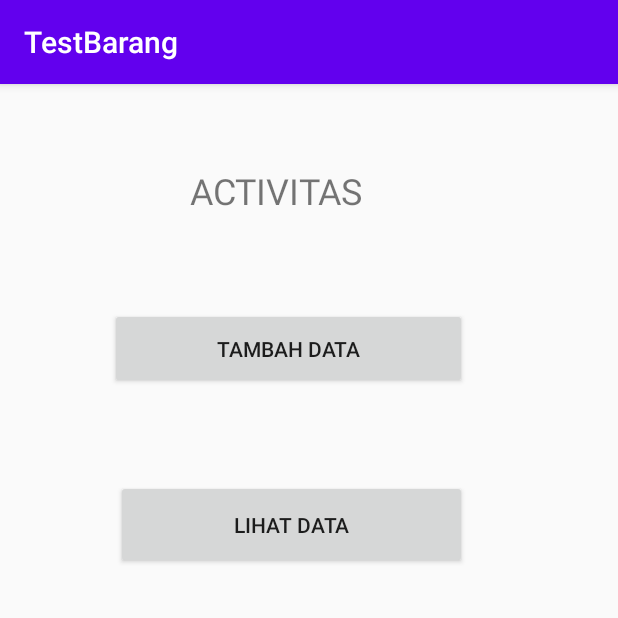
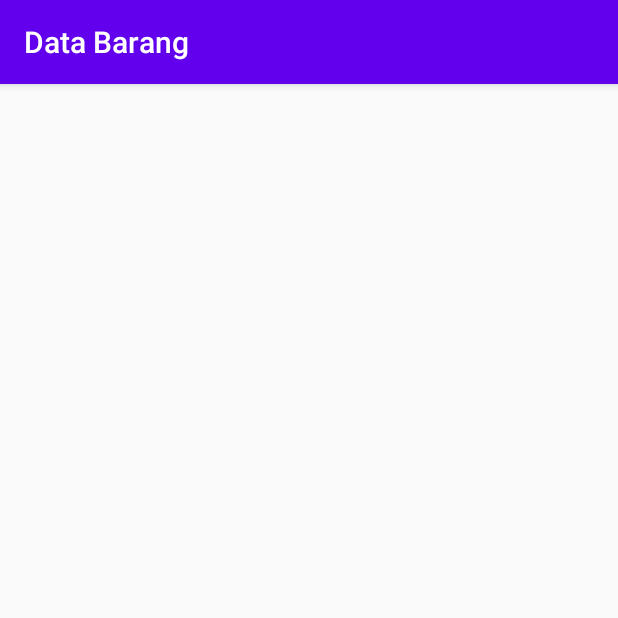
Before and after one commit to nurfajarismail/TestBarang, an Android app: the screen it shows after launch (MainActivity before the commit, LihatBarang after it), after a tap on "LIHAT DATA", on a phone screen of 412 x 824 dp, the top half of it. Run offline under Robolectric (Android 15) with nearby library versions, the phone set to English and light mode, and no system bars; our stand-ins replace Firebase (no records; nobody signed in at launch, a user with empty details on screens opened directly).

Commit message:
penambahan lihat data

```diff
--- a/app/build.gradle
+++ b/app/build.gradle
@@ -41,4 +41,5 @@ dependencies {
     implementation 'androidx.multidex:multidex:2.0.1'
     implementation 'androidx.appcompat:appcompat:1.1.0'
     implementation 'androidx.constraintlayout:constraintlayout:1.1.3'
+    implementation 'androidx.recyclerview:recyclerview:1.0.0'
 }
--- /dev/null
+++ b/app/src/main/java/com/example/testbarang/AdapterLihatBarang.java
@@ -0,0 +1,84 @@
+package com.example.testbarang;
+
+import android.view.LayoutInflater;
+import android.view.View;
+import android.view.ViewGroup;
+import android.widget.TextView;
+import android.content.Context;
+import java.util.ArrayList;
+import androidx.recyclerview.widget.RecyclerView;
+
+public class AdapterLihatBarang extends
+        RecyclerView.Adapter<AdapterLihatBarang.ViewHolder> {
+    private ArrayList<Barang> daftarBarang;
+    private Context context;
+
+    public AdapterLihatBarang(ArrayList<Barang> barangs, Context ctx) {
+        /**
+         * Inisiasi data dan variabel yang akan digunakan
+         */
+        daftarBarang = barangs;
+        context = ctx;
+    }
+
+    class ViewHolder extends RecyclerView.ViewHolder {
+        /**
+         * Inisiasi View
+         * Disini kita hanya menggunakan data String untuk tiap item
+         * dan juga view nya hanyalah satu TextView
+         */
+        TextView tvTitle;
+
+        ViewHolder(View v) {
+            super(v);
+            tvTitle = (TextView) v.findViewById(R.id.tv_namabarang);
+        }
+    }
+
+    @Override
+    public ViewHolder onCreateViewHolder(ViewGroup parent, int viewType) {
+        /**
+         * Inisiasi ViewHolder
+         */
+        View v =
+                LayoutInflater.from(parent.getContext()).inflate(R.layout.item_barang, parent,
+                        false);
+        // mengeset ukuran view, margin, padding, dan parameter layout lainnya
+        ViewHolder vh = new ViewHolder(v);
+        return vh;
+    }
+
+    @Override
+    public void onBindViewHolder(ViewHolder holder, final int position) {
+        /**
+         * Menampilkan data pada view
+         */
+        final String name = daftarBarang.get(position).getNama();
+        holder.tvTitle.setOnClickListener(new View.OnClickListener() {
+            @Override
+            public void onClick(View view) {
+                /**
+                 * untuk latihan Selanjutnya , jika ingin membaca detail data
+                 */
+            }
+        });
+        holder.tvTitle.setOnLongClickListener(new View.OnLongClickListener() {
+            @Override
+            public boolean onLongClick(View view) {
+                /**
+                 * untuk latihan Selanjutnya ,fungsi Delete dan Update data
+                 */
+                return true;
+            }
+        });
+        holder.tvTitle.setText(name);
+    }
+
+    @Override
+    public int getItemCount() {
+        /**
+         * Mengembalikan jumlah item pada barang
+         */
+        return daftarBarang.size();
+    }
+}
--- /dev/null
+++ b/app/src/main/java/com/example/testbarang/LihatBarang.java
@@ -0,0 +1,87 @@
+package com.example.testbarang;
+
+import androidx.appcompat.app.AppCompatActivity;
+import androidx.annotation.NonNull;
+import androidx.appcompat.app.AppCompatActivity;
+import androidx.recyclerview.widget.LinearLayoutManager;
+import androidx.recyclerview.widget.RecyclerView;
+import android.app.Activity;
+import android.content.Intent;
+import android.os.Bundle;
+import com.google.firebase.database.DataSnapshot;
+import com.google.firebase.database.DatabaseError;
+import com.google.firebase.database.DatabaseReference;
+import com.google.firebase.database.FirebaseDatabase;
+import com.google.firebase.database.ValueEventListener;
+import java.util.ArrayList;
+
+import android.os.Bundle;
+public class LihatBarang extends AppCompatActivity {
+    /**
+     * Mendefinisikan variable yang akan dipakai
+     */
+    private DatabaseReference database;
+    private RecyclerView rvView;
+    private RecyclerView.Adapter adapter;
+    private RecyclerView.LayoutManager layoutManager;
+    private ArrayList<Barang> daftarBarang;
+    @Override
+    protected void onCreate(Bundle savedInstanceState) {
+        super.onCreate(savedInstanceState);
+        setContentView(R.layout.activity_lihat_barang);
+        /* Inisialisasi RecyclerView & komponennya
+         */
+        rvView = (RecyclerView) findViewById(R.id.rv_main);
+        rvView.setHasFixedSize(true);
+        layoutManager = new LinearLayoutManager(this);
+        rvView.setLayoutManager(layoutManager);
+        /**
+         * Inisialisasi dan mengambil Firebase Database Reference
+         */
+        database = FirebaseDatabase.getInstance().getReference();
+        /**
+         * Mengambil data barang dari Firebase Realtime DB
+         */
+        database.child("Barang").addValueEventListener(new ValueEventListener() {
+            @Override
+            public void onDataChange(@NonNull DataSnapshot dataSnapshot) {
+                /**
+                 * Saat ada data baru, masukkan datanya ke ArrayList
+                 */
+                daftarBarang = new ArrayList<>();
+                for (DataSnapshot noteDataSnapshot :
+                        dataSnapshot.getChildren()) {
+                    /**
+                     * Mapping data pada DataSnapshot ke dalam object Barang
+                     * Dan juga menyimpan primary key pada object Barang
+                     * untuk keperluan Edit dan Delete data
+                     */
+                    Barang barang = noteDataSnapshot.getValue(Barang.class);
+                    barang.setKode(noteDataSnapshot.getKey());
+                    /*** Menambahkan object Barang yang sudah dimapping
+                     * ke dalam ArrayList
+                     */
+                    daftarBarang.add(barang);
+                }
+                /**
+                 * Inisialisasi adapter dan data barang dalam bentuk ArrayList
+                 * dan mengeset Adapter ke dalam RecyclerView
+                 */
+                adapter = new AdapterLihatBarang(daftarBarang,
+                        LihatBarang.this);
+                rvView.setAdapter(adapter);
+            }
+            @Override
+            public void onCancelled(@NonNull DatabaseError databaseError) {
+                /*** Kode ini akan dipanggil ketika ada error dan
+                 * pengambilan data gagal dan memprint error nya
+                 * ke LogCat
+                 */
+                System.out.println(databaseError.getDetails()+" "+databaseError.getMessage());
+            }
+        });
+    }
+    public static Intent getActIntent(Activity activity){
+        return new Intent(activity, LihatBarang.class);
+    }
+}
--- a/app/src/main/java/com/example/testbarang/MainActivity.java
+++ b/app/src/main/java/com/example/testbarang/MainActivity.java
@@ -29,6 +29,7 @@ public class MainActivity extends AppCompatActivity {
             @Override
             public void onClick(View v) {
                 //besok lanjut
+                startActivity(LihatBarang.getActIntent(MainActivity.this));
             }
         });
     }
--- /dev/null
+++ b/app/src/main/res/layout/activity_lihat_barang.xml
@@ -0,0 +1,12 @@
+<?xml version="1.0" encoding="utf-8"?>
+<LinearLayout xmlns:android="http://schemas.android.com/apk/res/android"
+    android:layout_width="match_parent"
+    android:layout_height="match_parent"
+    android:orientation="vertical">
+
+    <androidx.recyclerview.widget.RecyclerView
+        android:id="@+id/rv_main"
+        android:layout_width="match_parent"
+        android:layout_height="match_parent"
+        android:scrollbars="vertical" />
+</LinearLayout>
--- a/app/src/main/res/values/strings.xml
+++ b/app/src/main/res/values/strings.xml
@@ -5,7 +5,7 @@
     <string name="bOK">Submit Data</string>
     <string name="eno">Kode Barang</string>
     <string name="enama">Nama Barang</string>
-    <string name="txtJudul1">ACTIVITAS</string>
+    <string name="txtJudul1">AKTIVITAS</string>
     <string name="txtJudul2">Penambahan Data</string>
     <string name="txtJudul3">Data Barang</string>
     <string name="txtKosong"></string>
```
Also changed, not shown: app/src/main/AndroidManifest.xml (+10 -3 lines), app/src/main/res/layout/item_barang.xml (added, +15 -0 lines).
